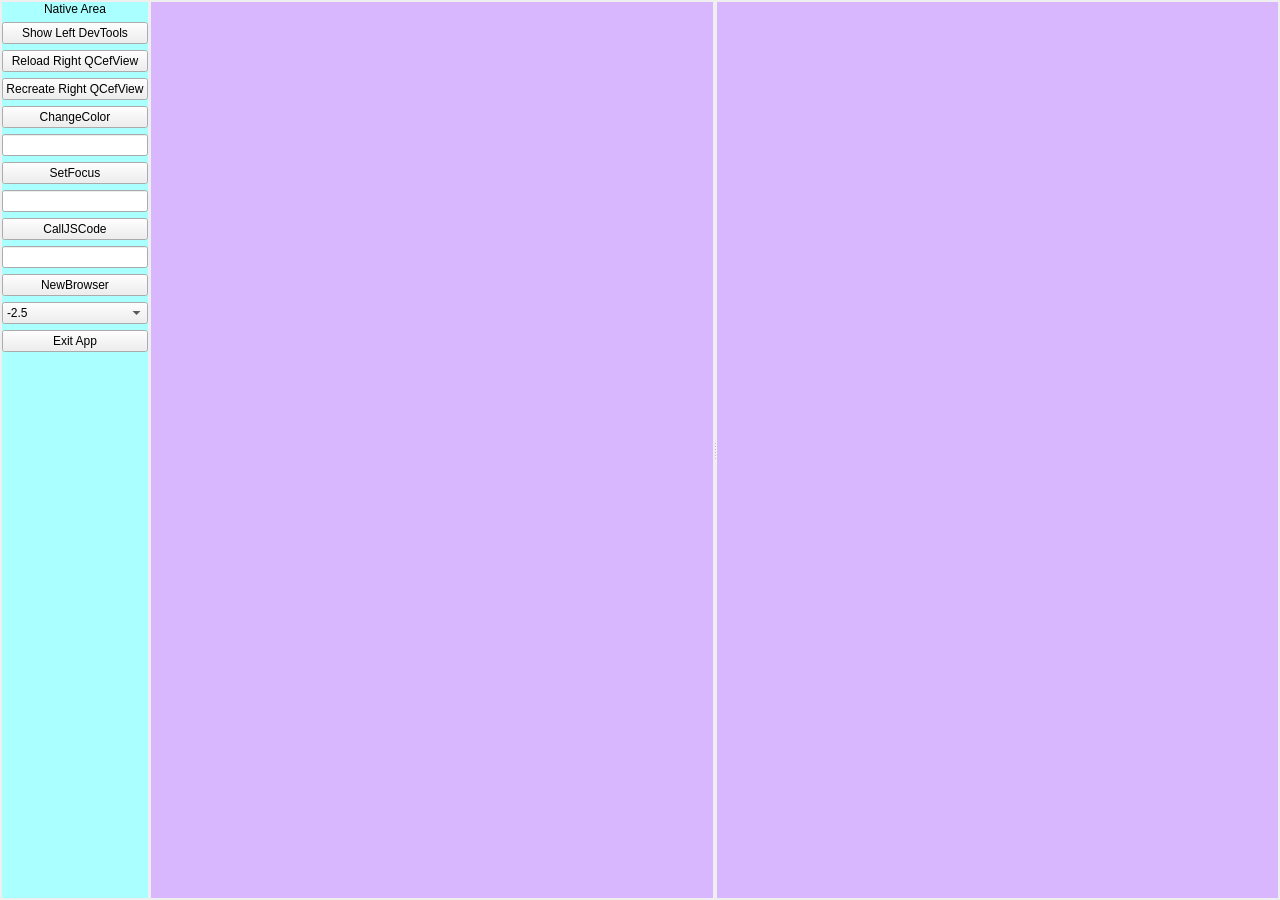
CefView/QCefView, file example/QCefViewTest/MainWindow.ui: the form before one commit.
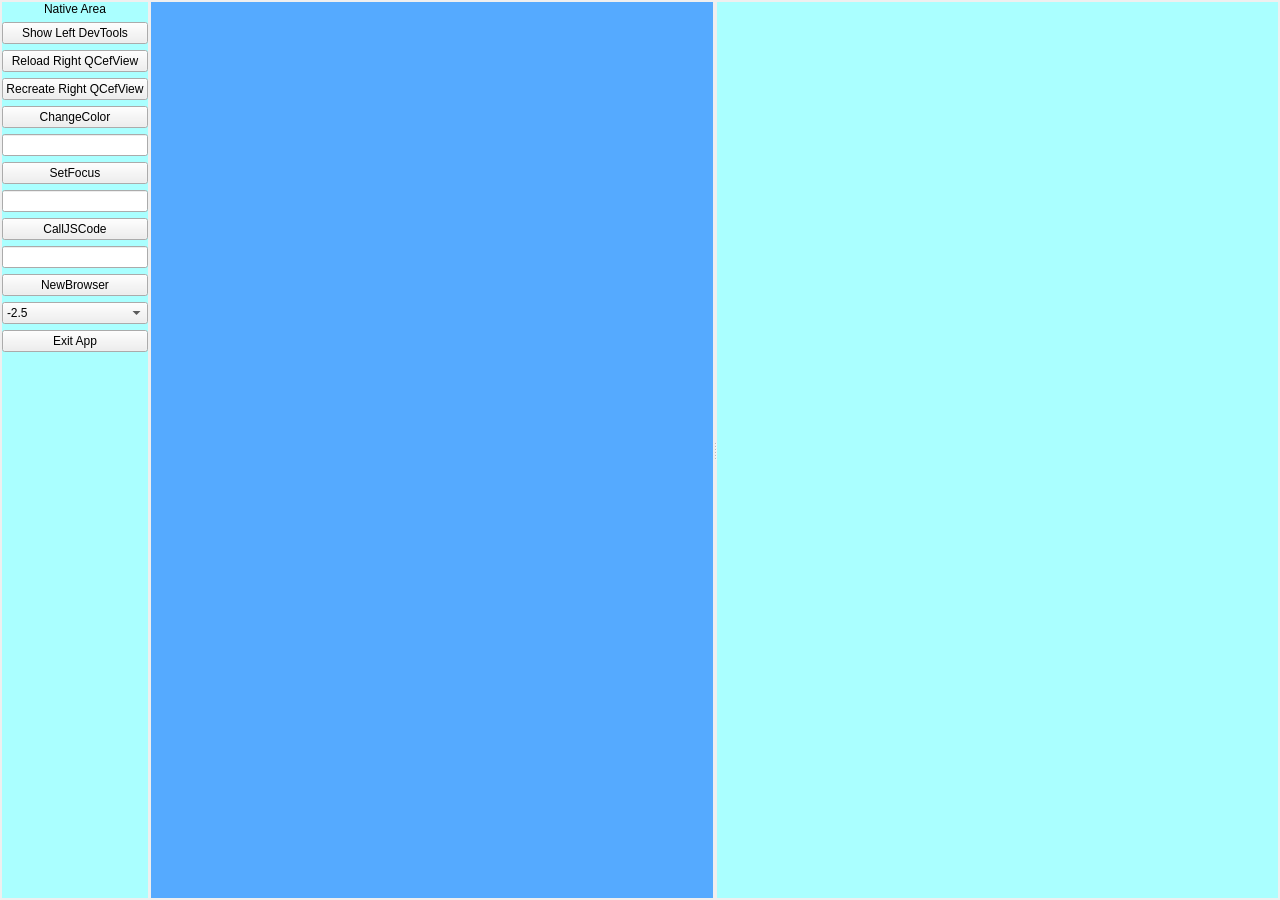
The form after the commit.

Patch:
```diff
--- a/example/QCefViewTest/MainWindow.ui
+++ b/example/QCefViewTest/MainWindow.ui
@@ -234,7 +234,7 @@
       <widget class="QWidget" name="leftCefViewContainer" native="true">
        <property name="styleSheet">
         <string notr="true">QWidget#leftCefViewContainer {
-  background-color: rgb(217, 183, 255);
+	background-color: rgb(85, 170, 255);
 }</string>
        </property>
        <layout class="QVBoxLayout" name="verticalLayout_cefContainer">
@@ -258,7 +258,7 @@
       <widget class="QWidget" name="rightCefViewContainer" native="true">
        <property name="styleSheet">
         <string notr="true">QWidget#rightCefViewContainer {
-  background-color: rgb(217, 183, 255);
+	background-color: rgb(170, 255, 255);
 }</string>
        </property>
        <layout class="QVBoxLayout" name="verticalLayout_cefContainer_2">
```
